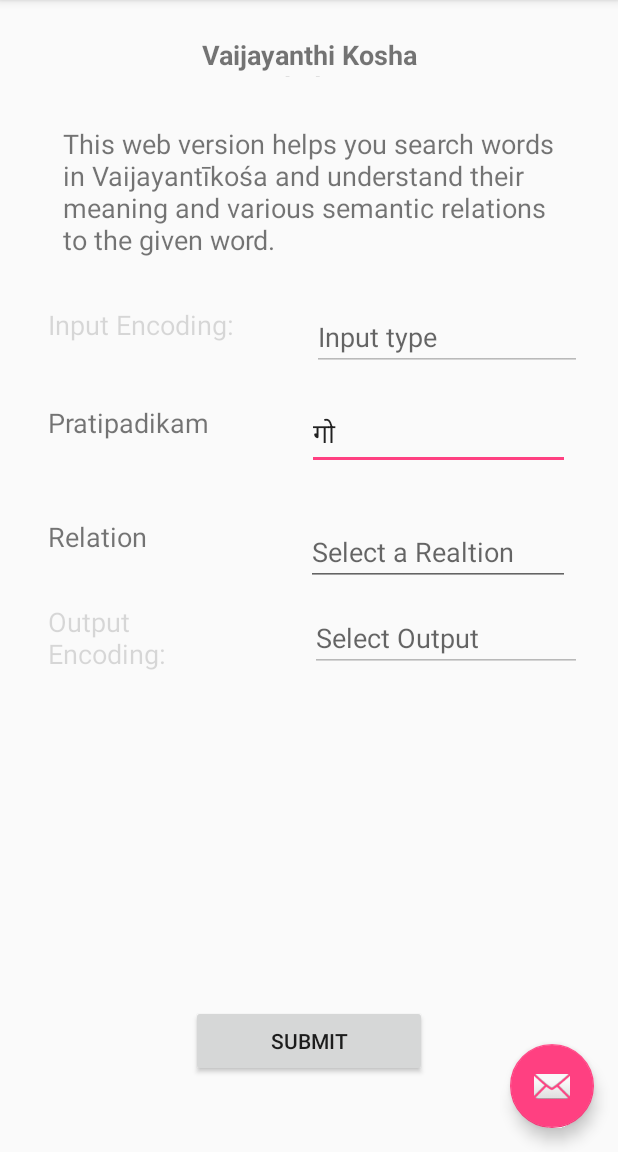
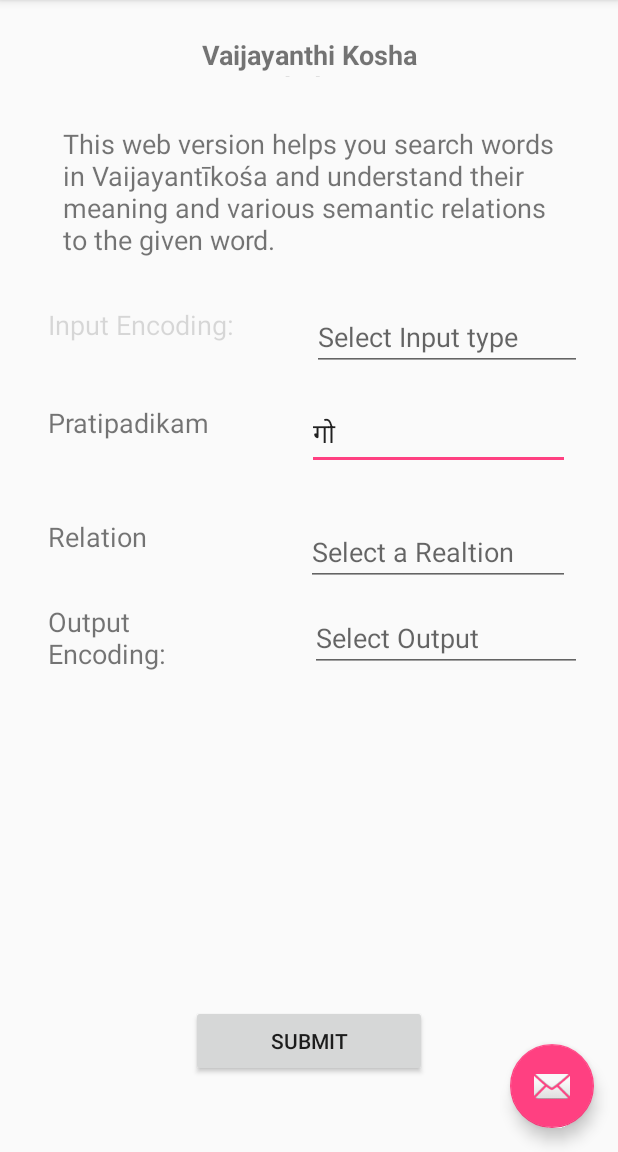
Before and after one commit to AbheriRTB/vkosha-client, an Android app: the screen it shows after launch (MainActivity), on a phone screen of 412 x 824 dp, the part 84-1236 px from its top. Run offline under Robolectric (Android 15) with nearby library versions, the phone set to English and light mode, and no system bars.

Commit message:
updates to populate more files

```diff
--- a/VaijayantiKosha/app/src/main/java/abheri/com/vaijayantikosha/MainActivity.java
+++ b/VaijayantiKosha/app/src/main/java/abheri/com/vaijayantikosha/MainActivity.java
@@ -1,6 +1,7 @@
 package abheri.com.vaijayantikosha;
 
 
+import android.content.SharedPreferences;
 import android.os.Bundle;
 import android.support.design.widget.FloatingActionButton;
 import android.support.design.widget.Snackbar;
@@ -21,15 +22,20 @@
 
     String ppadam_text = "";
     String dataStr = "";
-    String relation = "";
-    TextView relationTV;
+    String relation = "", in_code= "",out_code = "";
+    TextView relationTV, in_codeTV,out_codeTV;
+    SharedPreferences mySP;
     @Override
     public void onCreate(Bundle savedInstanceState)
     {
         super.onCreate(savedInstanceState);
+        mySP = getSharedPreferences("VKSP", MODE_PRIVATE);
+
         setContentView(R.layout.activity_main);
         Toolbar toolbar = (Toolbar) findViewById(R.id.toolbar);
         relationTV = (TextView) findViewById(R.id.relation_edit);
+        in_codeTV = (TextView) findViewById(R.id.inputEncode);
+        out_codeTV = (TextView) findViewById(R.id.outputEncode);
 
         setSupportActionBar(toolbar);
 
@@ -42,11 +48,54 @@
             }
         });
 
+        //First read the values from the Shared preference and update TextViews
+        if(mySP != null){
+            if(mySP.contains("Relation"))
+                relation = mySP.getString("Relation", "");
+            if(mySP.contains("InputType"))
+                in_code = mySP.getString("InputType", "");
+            if(mySP.contains("OutputType"))
+                out_code = mySP.getString("OutputType", "");
+
+            relationTV.setText(relation);
+            in_codeTV.setText(in_code);
+            out_codeTV.setText(out_code);
+        }
+
+        //If the flow is coming from the List selection, use the Intent to get new values
         Intent intent = getIntent();
-        if(intent != null){
+        if (intent != null) {
             relation = intent.getStringExtra("Relation");
-            relationTV.setText(relation);
+            if (relation != null && relation != "")
+                relationTV.setText(relation);
+
+            in_code = intent.getStringExtra("InputType");
+            if (in_code != null && in_code != "")
+                in_codeTV.setText(in_code);
+
+            out_code = intent.getStringExtra("OutputType");
+            if (out_code != null && out_code != "")
+                out_codeTV.setText(out_code);
         }
+
+    }
+
+    @Override
+    public void onPause() {
+        super.onPause();
+        // Save UI state changes to the savedInstanceState.
+        // This bundle will be passed to onCreate if the process is
+        // killed and restarted.
+        SharedPreferences.Editor ed = mySP.edit();
+
+        if(relation != null && relation != "")
+            ed.putString("Relation", relation);
+        if(in_code != null && in_code != "")
+            ed.putString("InputType", in_code);
+        if(out_code != null && out_code != "")
+            ed.putString("OutputType", out_code);
+
+        ed.commit();
     }
 
     @Override
@@ -71,9 +120,44 @@
         return super.onOptionsItemSelected(item);
     }
 
-    public void sel_relation_click(View view){
+    public void input_clicked(View view){
+        //EditText inp_txt, out_txt;
+
+        list_to_be_displayed("1");
+    }
+
+    public void rel_clicked(View view) {
+
+        list_to_be_displayed("2");
+    }
+
+
+    public void output_clicked(View view) {
+        //EditText inp_txt, out_txt;
+
+        list_to_be_displayed("3");
+    }
+
+
+    public void list_to_be_displayed(String val){
+        EditText inp_txt, out_txt;
+
+
         Intent intent = new Intent(this, ListDisplay.class);
-        Toast.makeText(this,"Going to next activity" + dataStr, Toast.LENGTH_LONG).show();
+        inp_txt = (EditText)findViewById(R.id.inputEncode);
+        out_txt = (EditText)findViewById(R.id.outputEncode);
+
+        String input_code = inp_txt.getText().toString();
+        String output_code = out_txt.getText().toString();
+
+
+        intent.putExtra("INPUT_ENCODE", input_code);
+        intent.putExtra("OUTPUT_ENCODE", output_code);
+        intent.putExtra("SEL_VALUE", val);
+
+
+
+        Toast.makeText(this,"Going to next activity" + input_code, Toast.LENGTH_LONG).show();
         startActivity(intent);
     }
 
@@ -99,6 +183,9 @@
        /* Toast.makeText(MainActivity.this, ppadam_text + "---->" + dataStr, Toast.LENGTH_LONG).show(); */
         intent.putExtra("PADAM", ppadam_text);
         intent.putExtra("SYNONYMS", dataStr);
+        intent.putExtra("RELATION", relation);
+        intent.putExtra("IN_TYPE",in_code);
+        intent.putExtra("OUT_TYPE", out_code);
 
         startActivity(intent);
 
--- a/VaijayantiKosha/app/src/main/java/abheri/com/vaijayantikosha/MultiTextViewDisplay.java
+++ b/VaijayantiKosha/app/src/main/java/abheri/com/vaijayantikosha/MultiTextViewDisplay.java
@@ -39,6 +39,9 @@
 
         String padam = intent.getStringExtra("PADAM");
         String jsonString = intent.getStringExtra("SYNONYMS");
+        String relation = intent.getStringExtra("RELATION");
+        String input_type = intent.getStringExtra("IN_TYPE");
+        String output_type = intent.getStringExtra("OUT_TYPE");
 
         //Toast.makeText(this, "Multi Text View Display Page",Toast.LENGTH_LONG).show();
         LinearLayout linearLayout= (LinearLayout) findViewById(R.id.multitext_linear); //find the linear layout
--- a/VaijayantiKosha/app/src/main/res/layout/content_main2.xml
+++ b/VaijayantiKosha/app/src/main/res/layout/content_main2.xml
@@ -59,20 +59,22 @@
         app:layout_constraintTop_toBottomOf="@+id/Intro" />
 
     <EditText
-        android:id="@+id/InputEncodingValue"
+        android:id="@+id/inputEncode"
         android:layout_width="180dp"
         android:layout_height="wrap_content"
         android:layout_marginTop="8dp"
         android:layout_marginEnd="24dp"
         android:layout_marginRight="24dp"
         android:layout_weight="1"
-        android:hint="Input type"
-        android:enabled="false"
+        android:hint="Select Input type"
+        android:enabled="true"
+        android:text=""
         android:inputType="textPersonName"
         android:textSize="18sp"
         app:layout_constraintBottom_toBottomOf="@+id/textView3"
         app:layout_constraintEnd_toEndOf="parent"
-        app:layout_constraintTop_toTopOf="@+id/textView3" />
+        app:layout_constraintTop_toTopOf="@+id/textView3"
+        android:onClick="input_clicked"/>
 
     <TextView
         android:id="@+id/textView4"
@@ -129,7 +131,7 @@
         app:layout_constraintEnd_toEndOf="parent"
         app:layout_constraintTop_toTopOf="@+id/textView6"
         app:layout_constraintVertical_bias="0.0"
-        android:onClick="sel_relation_click"/>
+        android:onClick="rel_clicked"/>
 
     <TextView
         android:id="@+id/textView7"
@@ -139,7 +141,7 @@
         android:layout_marginLeft="32dp"
         android:layout_weight="1"
         android:text="Output Encoding:"
-        android:enabled="false"
+        android:enabled="true"
         android:textSize="18sp"
         app:layout_constraintBottom_toBottomOf="@+id/outputEncode"
         app:layout_constraintStart_toStartOf="parent" />
@@ -153,8 +155,10 @@
         android:layout_marginEnd="24dp"
         android:layout_marginRight="24dp"
         android:inputType="textPersonName"
-        android:enabled="false"
+        android:enabled="true"
+        android:text=""
         android:hint="Select Output"
+        android:onClick="output_clicked"
         android:textSize="18sp"
         app:layout_constraintEnd_toEndOf="parent"
         app:layout_constraintTop_toBottomOf="@+id/relation_edit" />
```
Also changed, not shown: VaijayantiKosha/app/src/main/java/abheri/com/vaijayantikosha/ListDisplay.java (+32 -6 lines).
